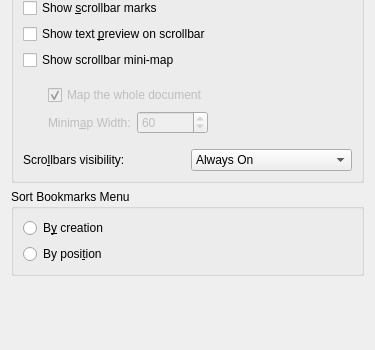
This is src/dialogs/bordersappearanceconfigwidget.ui in KDE/ktexteditor as Qt 5 draws it before an edit; both pictures show x 0 to 375 and y 172 to 522 of the 375 by 522 pixel window. The edited form follows.
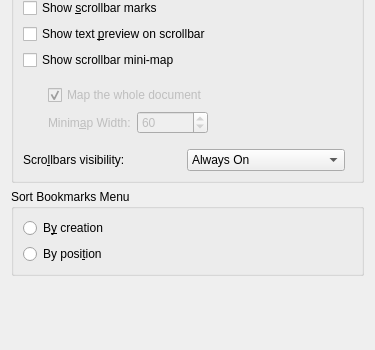
This is the edited form.

Commit message: Borders config subpage: fix scrollbar visibility combobox being off-placed

```diff
--- a/src/dialogs/bordersappearanceconfigwidget.ui
+++ b/src/dialogs/bordersappearanceconfigwidget.ui
@@ -228,6 +228,13 @@
           </item>
          </widget>
         </item>
+        <item>
+         <spacer>
+          <property name="orientation">
+           <enum>Qt::Horizontal</enum>
+          </property>
+         </spacer>
+        </item>
        </layout>
       </item>
      </layout>
```
